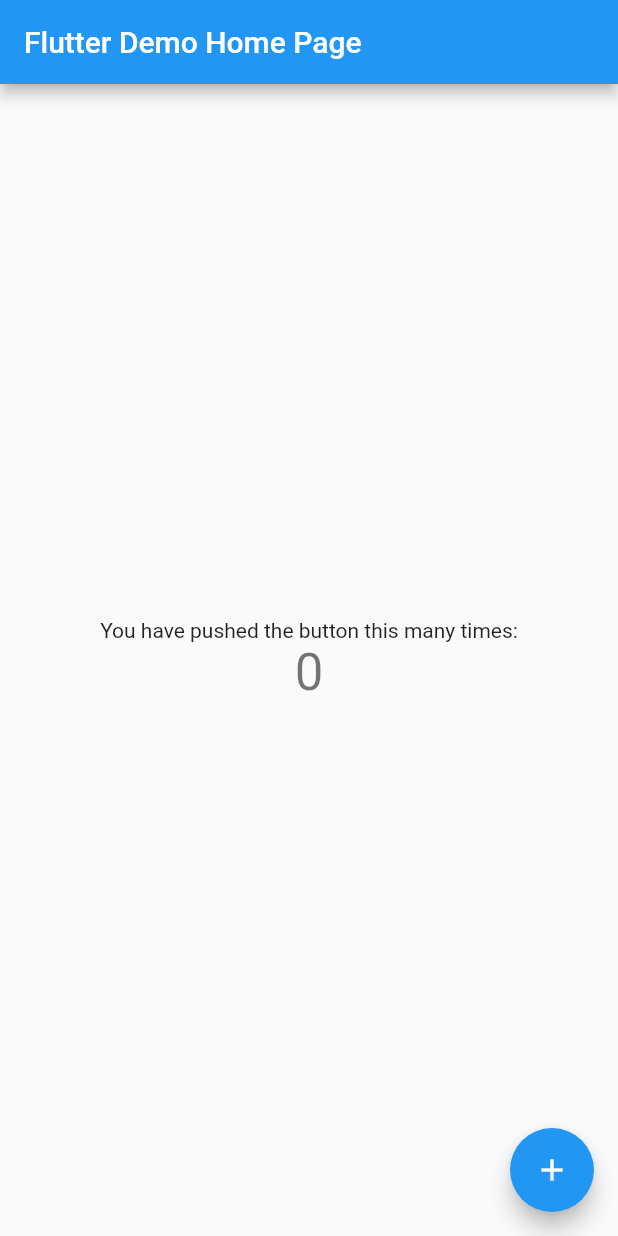
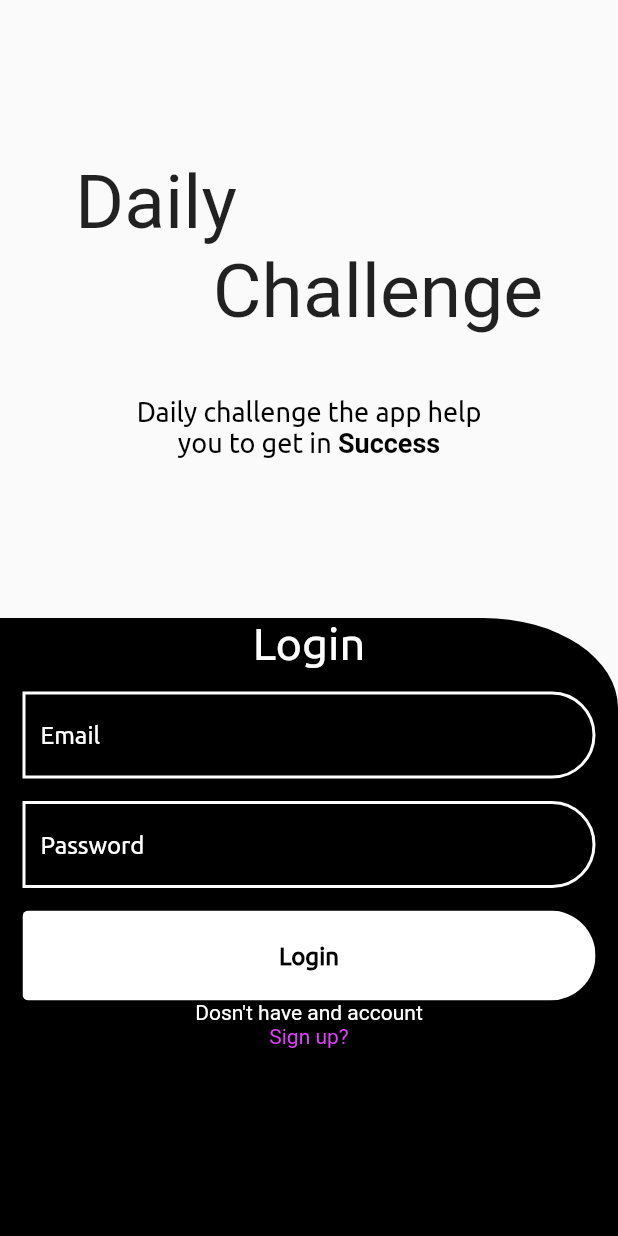
Before and after one commit to dawberry/Daily-challenge, a Flutter app: the screen it shows after launch, on a phone screen of 412 x 824 dp. Run offline on Flutter 3.47's test engine with Material 2 defaults, Android fonts, the phone set to English and light mode, and no system bars; our stand-ins replace firebase_core; accounts and stored records are empty; Roboto replaces fonts that are missing (logo); project files that could hold a hidden picture were left out.

Commit message:
Login page ui

```diff
--- a/lib/main.dart
+++ b/lib/main.dart
@@ -1,115 +1,15 @@
+import 'package:firebase_core/firebase_core.dart';
 import 'package:flutter/material.dart';
 
-void main() {
-  runApp(const MyApp());
+import 'pages/login.dart';
+
+void main() async {
+  WidgetsFlutterBinding.ensureInitialized();
+  await Firebase.initializeApp();
+  runApp(MaterialApp(
+      theme: ThemeData(
+        fontFamily: "ubuntu",
+      ),
+      debugShowCheckedModeBanner: false,
+      home: LoginPage()));
 }
-
-class MyApp extends StatelessWidget {
-  const MyApp({Key? key}) : super(key: key);
-
-  // This widget is the root of your application.
-  @override
-  Widget build(BuildContext context) {
-    return MaterialApp(
-      title: 'Flutter Demo',
-      theme: ThemeData(
-        // This is the theme of your application.
-        //
-        // Try running your application with "flutter run". You'll see the
-        // application has a blue toolbar. Then, without quitting the app, try
-        // changing the primarySwatch below to Colors.green and then invoke
-        // "hot reload" (press "r" in the console where you ran "flutter run",
-        // or simply save your changes to "hot reload" in a Flutter IDE).
-        // Notice that the counter didn't reset back to zero; the application
-        // is not restarted.
-        primarySwatch: Colors.blue,
-      ),
-      home: const MyHomePage(title: 'Flutter Demo Home Page'),
-    );
-  }
-}
-
-class MyHomePage extends StatefulWidget {
-  const MyHomePage({Key? key, required this.title}) : super(key: key);
-
-  // This widget is the home page of your application. It is stateful, meaning
-  // that it has a State object (defined below) that contains fields that affect
-  // how it looks.
-
-  // This class is the configuration for the state. It holds the values (in this
-  // case the title) provided by the parent (in this case the App widget) and
-  // used by the build method of the State. Fields in a Widget subclass are
-  // always marked "final".
-
-  final String title;
-
-  @override
-  State<MyHomePage> createState() => _MyHomePageState();
-}
-
-class _MyHomePageState extends State<MyHomePage> {
-  int _counter = 0;
-
-  void _incrementCounter() {
-    setState(() {
-      // This call to setState tells the Flutter framework that something has
-      // changed in this State, which causes it to rerun the build method below
-      // so that the display can reflect the updated values. If we changed
-      // _counter without calling setState(), then the build method would not be
-      // called again, and so nothing would appear to happen.
-      _counter++;
-    });
-  }
-
-  @override
-  Widget build(BuildContext context) {
-    // This method is rerun every time setState is called, for instance as done
-    // by the _incrementCounter method above.
-    //
-    // The Flutter framework has been optimized to make rerunning build methods
-    // fast, so that you can just rebuild anything that needs updating rather
-    // than having to individually change instances of widgets.
-    return Scaffold(
-      appBar: AppBar(
-        // Here we take the value from the MyHomePage object that was created by
-        // the App.build method, and use it to set our appbar title.
-        title: Text(widget.title),
-      ),
-      body: Center(
-        // Center is a layout widget. It takes a single child and positions it
-        // in the middle of the parent.
-        child: Column(
-          // Column is also a layout widget. It takes a list of children and
-          // arranges them vertically. By default, it sizes itself to fit its
-          // children horizontally, and tries to be as tall as its parent.
-          //
-          // Invoke "debug painting" (press "p" in the console, choose the
-          // "Toggle Debug Paint" action from the Flutter Inspector in Android
-          // Studio, or the "Toggle Debug Paint" command in Visual Studio Code)
-          // to see the wireframe for each widget.
-          //
-          // Column has various properties to control how it sizes itself and
-          // how it positions its children. Here we use mainAxisAlignment to
-          // center the children vertically; the main axis here is the vertical
-          // axis because Columns are vertical (the cross axis would be
-          // horizontal).
-          mainAxisAlignment: MainAxisAlignment.center,
-          children: <Widget>[
-            const Text(
-              'You have pushed the button this many times:',
-            ),
-            Text(
-              '$_counter',
-              style: Theme.of(context).textTheme.headline4,
-            ),
-          ],
-        ),
-      ),
-      floatingActionButton: FloatingActionButton(
-        onPressed: _incrementCounter,
-        tooltip: 'Increment',
-        child: const Icon(Icons.add),
-      ), // This trailing comma makes auto-formatting nicer for build methods.
-    );
-  }
-}
--- /dev/null
+++ b/lib/pages/components/Logo.dart
@@ -0,0 +1,33 @@
+import 'package:flutter/material.dart';
+
+class Logo extends StatelessWidget {
+  const Logo({
+    Key? key,
+  }) : super(key: key);
+
+  @override
+  Widget build(BuildContext context) {
+    return SizedBox(
+      child: Column(
+        children: [
+          Row(
+            mainAxisAlignment: MainAxisAlignment.start,
+            children: const [
+              Text(
+                "Daily",
+                style: TextStyle(fontFamily: "logo", fontSize: 50),
+              )
+            ],
+          ),
+          Row(
+            mainAxisAlignment: MainAxisAlignment.end,
+            children: const [
+              Text("Challenge",
+                  style: const TextStyle(fontFamily: "logo", fontSize: 50))
+            ],
+          ),
+        ],
+      ),
+    );
+  }
+}
--- /dev/null
+++ b/lib/pages/components/customButton.dart
@@ -0,0 +1,32 @@
+import 'package:flutter/material.dart';
+
+class CustomButton extends StatelessWidget {
+  CustomButton({
+    required this.pressed,
+    Key? key,
+  }) : super(key: key);
+  VoidCallback pressed;
+  @override
+  Widget build(BuildContext context) {
+    return Container(
+      margin: const EdgeInsets.only(top: 15),
+      height: 60,
+      child: ClipRRect(
+        borderRadius: const BorderRadius.only(
+            topRight: Radius.circular(30), bottomRight: Radius.circular(30)),
+        child: TextButton(
+            style: TextButton.styleFrom(backgroundColor: Colors.white),
+            onPressed: pressed,
+            child: const Center(
+              child: Text(
+                "Login",
+                style: TextStyle(
+                    color: Colors.black,
+                    fontSize: 16,
+                    fontWeight: FontWeight.bold),
+              ),
+            )),
+      ),
+    );
+  }
+}
--- /dev/null
+++ b/lib/pages/components/customField.dart
@@ -0,0 +1,53 @@
+import 'package:flutter/material.dart';
+
+class CustomField extends StatelessWidget {
+  CustomField(
+      {Key? key,
+      required this.text,
+      this.controller,
+      required this.isPass,
+      required this.validator})
+      : super(key: key);
+  String text;
+  final controller;
+  bool isPass;
+  String? Function(String?)? validator;
+  @override
+  Widget build(BuildContext context) {
+    return Container(
+      margin: const EdgeInsets.only(top: 15),
+      child: TextFormField(
+        validator: validator,
+        obscureText: isPass ? true : false,
+        style: const TextStyle(color: Colors.white),
+        decoration: InputDecoration(
+            hintText: text,
+            hintStyle: const TextStyle(color: Colors.white),
+            enabledBorder: const OutlineInputBorder(
+                borderRadius: BorderRadius.only(
+                    topRight: Radius.circular(30),
+                    bottomRight: Radius.circular(30)),
+                borderSide: BorderSide(
+                  width: 2,
+                  color: Colors.white,
+                )),
+            focusedBorder: const OutlineInputBorder(
+                borderRadius: BorderRadius.only(
+                    topRight: Radius.circular(30),
+                    bottomRight: Radius.circular(30)),
+                borderSide: BorderSide(
+                  width: 3,
+                  color: Colors.white,
+                )),
+            border: const OutlineInputBorder(
+                borderRadius: BorderRadius.only(
+                    topRight: Radius.circular(30),
+                    bottomRight: Radius.circular(30)),
+                borderSide: BorderSide(
+                  width: 3,
+                  color: Colors.white,
+                ))),
+      ),
+    );
+  }
+}
--- /dev/null
+++ b/lib/pages/login.dart
@@ -0,0 +1,120 @@
+import 'package:flutter/gestures.dart';
+import 'package:flutter/material.dart';
+import 'package:flutter/src/foundation/key.dart';
+import 'package:flutter/src/widgets/framework.dart';
+
+import 'components/Logo.dart';
+import 'components/customButton.dart';
+import 'components/customField.dart';
+
+class LoginPage extends StatelessWidget {
+  LoginPage({Key? key}) : super(key: key);
+  TextEditingController emailController = TextEditingController();
+  TextEditingController passController = TextEditingController();
+  final _formKey = GlobalKey<FormState>();
+  @override
+  Widget build(BuildContext context) {
+    return Scaffold(
+      body: Column(
+        children: [
+          Expanded(
+              // flex: 2,
+              child: Container(
+            padding: const EdgeInsets.symmetric(horizontal: 50),
+            child: Column(
+              mainAxisAlignment: MainAxisAlignment.center,
+              children: [
+                const Logo(),
+                const SizedBox(
+                  height: 40,
+                ),
+                RichText(
+                    textAlign: TextAlign.center,
+                    text: const TextSpan(
+                        style: TextStyle(
+                            color: Colors.black,
+                            fontFamily: "ubuntu",
+                            fontSize: 18),
+                        children: <TextSpan>[
+                          TextSpan(
+                              text:
+                                  "Daily challenge the app help\nyou to get in "),
+                          TextSpan(
+                              text: "Success",
+                              style: TextStyle(
+                                fontWeight: FontWeight.bold,
+                              ))
+                        ]))
+              ],
+            ),
+          )),
+          Expanded(
+              child: Container(
+            padding: const EdgeInsets.symmetric(horizontal: 15),
+            decoration: const BoxDecoration(
+                color: Colors.black,
+                borderRadius: BorderRadius.only(
+                  topRight: Radius.elliptical(90, 60),
+                )),
+            height: MediaQuery.of(context).size.height,
+            child: ListView(
+              controller: ScrollController(),
+              children: [
+                const Text(
+                  "Login",
+                  textAlign: TextAlign.center,
+                  style: const TextStyle(color: Colors.white, fontSize: 30),
+                ),
+                Form(
+                    key: _formKey,
+                    child: Column(
+                      children: [
+                        CustomField(
+                          validator: (value) {
+                            if (value!.isEmpty) {
+                              return "Email is no valid";
+                            }
+                          },
+                          text: "Email",
+                          controller: emailController,
+                          isPass: false,
+                        ),
+                        CustomField(
+                          validator: (value) {
+                            if (value!.isEmpty) {
+                              return "Email is no valid";
+                            }
+                          },
+                          text: "Password",
+                          controller: passController,
+                          isPass: false,
+                        ),
+                        CustomButton(
+                          pressed: () {
+                            if (_formKey.currentState!.validate()) {
+                              print("Hello Dave!");
+                            }
+                          },
+                        ),
+                        RichText(
+                            textAlign: TextAlign.center,
+                            text: TextSpan(children: <TextSpan>[
+                              TextSpan(
+                                  text: "Dosn't have and account\n",
+                                  style: TextStyle(color: Colors.white)),
+                              TextSpan(
+                                  text: "Sign up?",
+                                  style: TextStyle(color: Colors.purpleAccent),
+                                  recognizer: TapGestureRecognizer()
+                                    ..onTap = () {})
+                            ]))
+                      ],
+                    ))
+              ],
+            ),
+          ))
+        ],
+      ),
+    );
+  }
+}
```
Also changed, not shown: pubspec.yaml (+11 -7 lines), assets/fonts/RubikDistressed-Regular.ttf (added), assets/fonts/Ubuntu-Regular.ttf (added), pubspec.lock, 10 other files.
